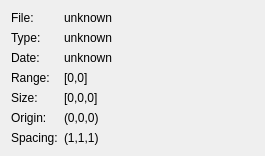
Qt form lib/gui/resources/ImageInfoWidget.ui (inglis-dl/CTAnalyzerX) before a commit.
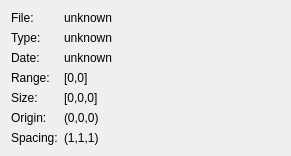
The same form after that commit.

Commit message: WIP: analyzer app - fixing layout issues, panel width, lightbox overlap

Patch:
```diff
--- a/lib/gui/resources/ImageInfoWidget.ui
+++ b/lib/gui/resources/ImageInfoWidget.ui
@@ -6,8 +6,8 @@
    <rect>
     <x>0</x>
     <y>0</y>
-    <width>265</width>
-    <height>145</height>
+    <width>291</width>
+    <height>146</height>
    </rect>
   </property>
   <property name="sizePolicy">
@@ -16,6 +16,12 @@
     <verstretch>0</verstretch>
    </sizepolicy>
   </property>
+  <property name="minimumSize">
+   <size>
+    <width>290</width>
+    <height>0</height>
+   </size>
+  </property>
   <property name="windowTitle">
    <string>Form</string>
   </property>
```
The commit also changes 5 other files.
